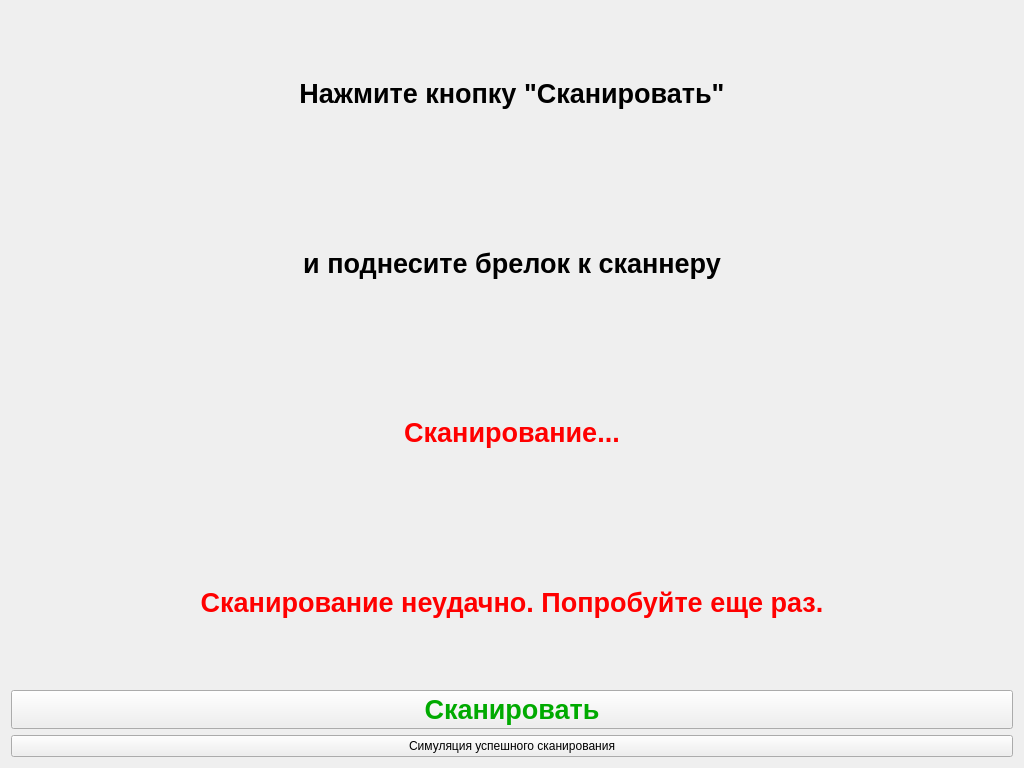
The window that UIForms/ScanBrelok.ui (FelixMailwriter/VM) describes before a commit, drawn with Qt 5.
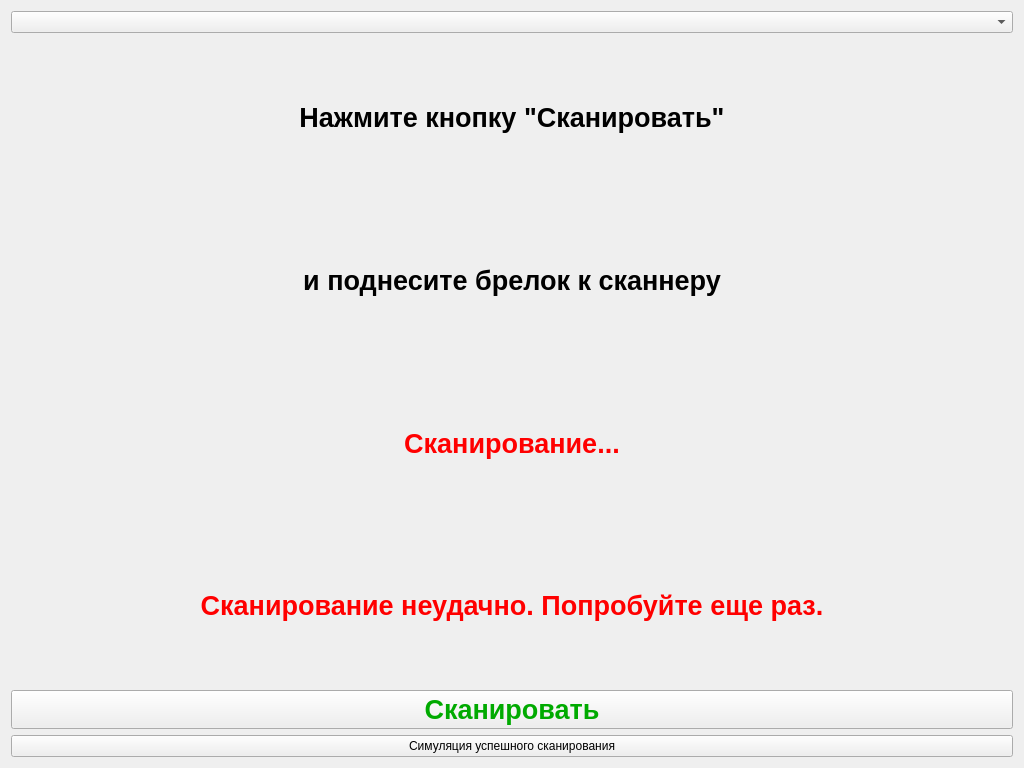
The same window after the commit.

```diff
--- a/UIForms/ScanBrelok.ui
+++ b/UIForms/ScanBrelok.ui
@@ -17,7 +17,10 @@
    <item>
     <layout class="QVBoxLayout" name="verticalLayout">
      <item>
-      <widget class="QLabel" name="label">
+      <widget class="QComboBox" name="cmbx_lang"/>
+     </item>
+     <item>
+      <widget class="QLabel" name="lbl_pressBtnScan1">
        <property name="font">
         <font>
          <pointsize>20</pointsize>
```
Left out of the diff: 2 changed lines with no effect on the pictures.
